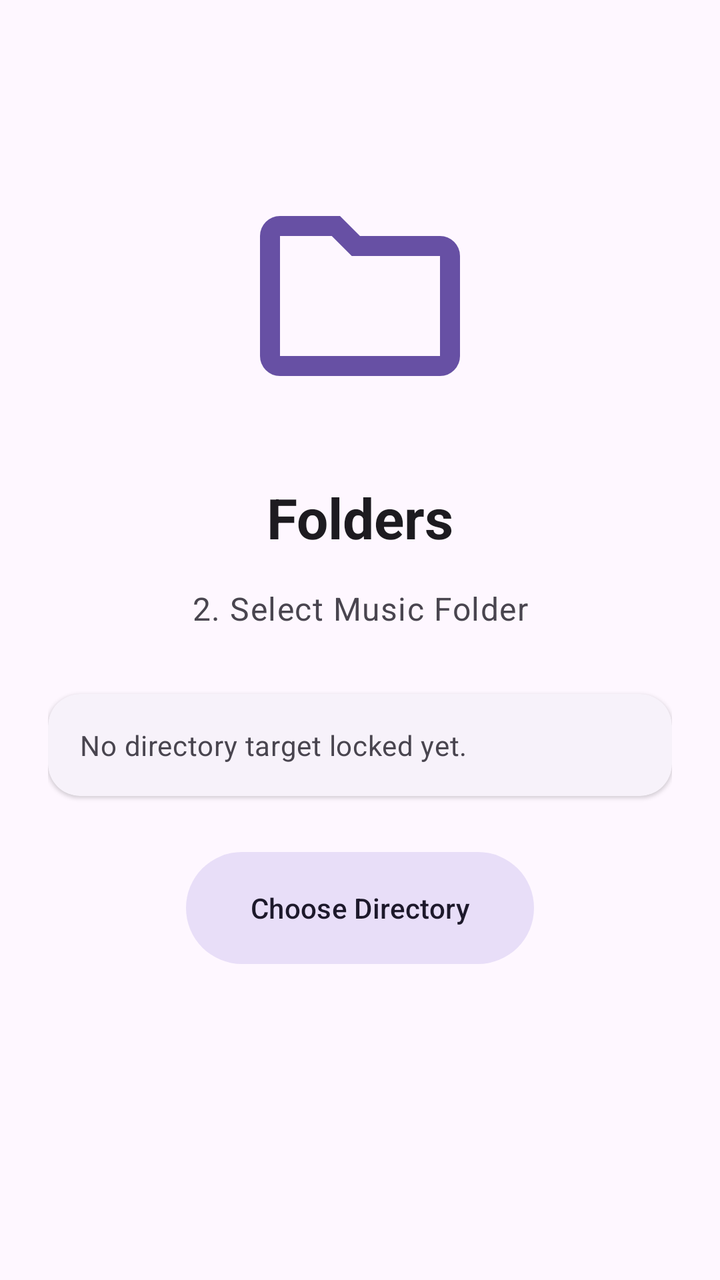
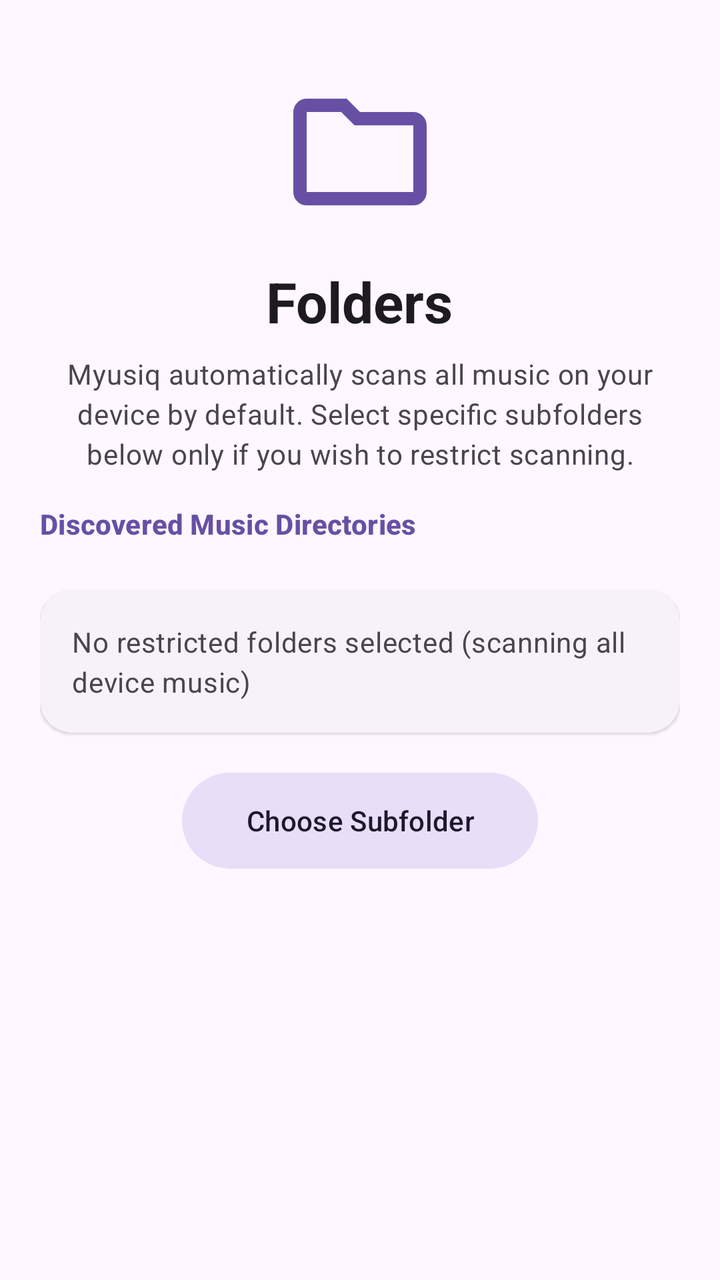

Compare the two renders of this Android layout. The source of the first and the diff that turns it into the second are given below.
<!-- AndroidManifest.xml: application theme Theme_Myusiq -->
<!-- res/layout/fragment_setup_folders.xml -->
<?xml version="1.0" encoding="utf-8"?>
<androidx.constraintlayout.widget.ConstraintLayout xmlns:android="http://schemas.android.com/apk/res/android"
    xmlns:app="http://schemas.android.com/apk/res-auto"
    android:layout_width="match_parent"
    android:layout_height="match_parent"
    android:padding="24dp">

    <ImageView
        android:id="@+id/ivFoldersIllustration"
        android:layout_width="120dp"
        android:layout_height="120dp"
        android:layout_marginTop="64dp"
        android:src="@drawable/ic_folder"
        app:layout_constraintEnd_toEndOf="parent"
        app:layout_constraintStart_toStartOf="parent"
        app:layout_constraintTop_toTopOf="parent"
        app:tint="?attr/colorPrimary" />

    <TextView
        android:id="@+id/tvFoldersTitle"
        android:layout_width="wrap_content"
        android:layout_height="wrap_content"
        android:layout_marginTop="32dp"
        android:text="@string/step_folders"
        android:textAppearance="?attr/textAppearanceHeadlineMedium"
        android:textStyle="bold"
        app:layout_constraintEnd_toEndOf="parent"
        app:layout_constraintStart_toStartOf="parent"
        app:layout_constraintTop_toBottomOf="@id/ivFoldersIllustration" />

    <TextView
        android:id="@+id/tvFoldersDesc"
        android:layout_width="match_parent"
        android:layout_height="wrap_content"
        android:layout_marginTop="16dp"
        android:gravity="center"
        android:text="@string/select_music_folder"
        android:textAppearance="?attr/textAppearanceBodyLarge"
        android:textColor="?attr/colorOnSurfaceVariant"
        app:layout_constraintTop_toBottomOf="@id/tvFoldersTitle" />

    <com.google.android.material.card.MaterialCardView
        android:id="@+id/cardSelectedFolder"
        style="@style/Widget.Material3.CardView.Elevated"
        android:layout_width="match_parent"
        android:layout_height="wrap_content"
        android:layout_marginTop="32dp"
        app:cardCornerRadius="16dp"
        app:layout_constraintTop_toBottomOf="@id/tvFoldersDesc">

        <TextView
            android:id="@+id/tvSelectedFolder"
            android:layout_width="match_parent"
            android:layout_height="wrap_content"
            android:padding="16dp"
            android:text="@string/no_directory_selected"
            android:textAppearance="?attr/textAppearanceBodyMedium"
            android:textColor="?attr/colorOnSurfaceVariant" />
    </com.google.android.material.card.MaterialCardView>

    <com.google.android.material.button.MaterialButton
        android:id="@+id/btnSelectFolder"
        style="@style/Widget.Material3.Button.TonalButton"
        android:layout_width="wrap_content"
        android:layout_height="64dp"
        android:layout_marginTop="24dp"
        android:paddingHorizontal="32dp"
        android:text="@string/choose_directory"
        android:textAppearance="?attr/textAppearanceLabelLarge"
        app:cornerRadius="32dp"
        app:layout_constraintEnd_toEndOf="parent"
        app:layout_constraintStart_toStartOf="parent"
        app:layout_constraintTop_toBottomOf="@id/cardSelectedFolder" />

</androidx.constraintlayout.widget.ConstraintLayout>
<!-- resources referenced by this layout -->
<resources>
  <!-- drawable ic_folder (drawable) -->
  <vector xmlns:android="http://schemas.android.com/apk/res/android" android:height="24dp" android:tint="#000000" android:viewportHeight="960" android:viewportWidth="960" android:width="24dp">
  
      <path android:fillColor="@android:color/white" android:pathData="M160,800Q127,800 103.5,776.5Q80,753 80,720L80,240Q80,207 103.5,183.5Q127,160 160,160L400,160L480,240L800,240Q833,240 856.5,263.5Q880,287 880,320L880,720Q880,753 856.5,776.5Q833,800 800,800L160,800ZM160,720L800,720Q800,720 800,720Q800,720 800,720L800,320Q800,320 800,320Q800,320 800,320L447,320L367,240L160,240Q160,240 160,240Q160,240 160,240L160,720Q160,720 160,720Q160,720 160,720ZM160,720Q160,720 160,720Q160,720 160,720L160,240Q160,240 160,240Q160,240 160,240L160,240L160,320L160,320Q160,320 160,320Q160,320 160,320L160,720Q160,720 160,720Q160,720 160,720Z"/>
  
  </vector>
  <string name="choose_directory">Choose Directory</string>
  <string name="no_directory_selected">No directory target locked yet.</string>
  <string name="select_music_folder">2. Select Music Folder</string>
  <string name="step_folders">Folders</string>
  <style name="Theme_Myusiq" parent="Base.Theme_Myusiq">
          <item name="colorPrimary">@color/md_theme_default_primary</item>
      </style>
  <style name="Base.Theme_Myusiq" parent="Theme.Material3.DayNight.NoActionBar">
          <item name="android:navigationBarColor">@android:color/transparent</item>
          <item name="android:statusBarColor">@android:color/transparent</item>
          <item name="android:windowTranslucentStatus">false</item>
          <item name="android:windowTranslucentNavigation">false</item>
          <item name="android:windowDrawsSystemBarBackgrounds">true</item>
      </style>
  <color name="md_theme_default_primary">#6750A4</color>
</resources>

<!-- the commit's change to res/layout/fragment_setup_folders.xml (unified diff, before → after) -->
@@ -1,75 +1,170 @@
 <?xml version="1.0" encoding="utf-8"?>
-<androidx.constraintlayout.widget.ConstraintLayout xmlns:android="http://schemas.android.com/apk/res/android"
+<androidx.core.widget.NestedScrollView xmlns:android="http://schemas.android.com/apk/res/android"
     xmlns:app="http://schemas.android.com/apk/res-auto"
+    xmlns:tools="http://schemas.android.com/tools"
     android:layout_width="match_parent"
     android:layout_height="match_parent"
-    android:padding="24dp">
+    android:fillViewport="true">
 
-    <ImageView
-        android:id="@+id/ivFoldersIllustration"
-        android:layout_width="120dp"
-        android:layout_height="120dp"
-        android:layout_marginTop="64dp"
-        android:src="@drawable/ic_folder"
-        app:layout_constraintEnd_toEndOf="parent"
-        app:layout_constraintStart_toStartOf="parent"
-        app:layout_constraintTop_toTopOf="parent"
-        app:tint="?attr/colorPrimary" />
-
-    <TextView
-        android:id="@+id/tvFoldersTitle"
-        android:layout_width="wrap_content"
-        android:layout_height="wrap_content"
-        android:layout_marginTop="32dp"
-        android:text="@string/step_folders"
-        android:textAppearance="?attr/textAppearanceHeadlineMedium"
-        android:textStyle="bold"
-        app:layout_constraintEnd_toEndOf="parent"
-        app:layout_constraintStart_toStartOf="parent"
-        app:layout_constraintTop_toBottomOf="@id/ivFoldersIllustration" />
-
-    <TextView
-        android:id="@+id/tvFoldersDesc"
+    <LinearLayout
         android:layout_width="match_parent"
         android:layout_height="wrap_content"
-        android:layout_marginTop="16dp"
-        android:gravity="center"
-        android:text="@string/select_music_folder"
-        android:textAppearance="?attr/textAppearanceBodyLarge"
-        android:textColor="?attr/colorOnSurfaceVariant"
-        app:layout_constraintTop_toBottomOf="@id/tvFoldersTitle" />
+        android:orientation="vertical"
+        android:padding="20dp">
 
-    <com.google.android.material.card.MaterialCardView
-        android:id="@+id/cardSelectedFolder"
-        style="@style/Widget.Material3.CardView.Elevated"
-        android:layout_width="match_parent"
-        android:layout_height="wrap_content"
-        android:layout_marginTop="32dp"
-        app:cardCornerRadius="16dp"
-        app:layout_constraintTop_toBottomOf="@id/tvFoldersDesc">
+        <ImageView
+            android:id="@+id/ivFoldersIllustration"
+            android:layout_width="80dp"
+            android:layout_height="80dp"
+            android:layout_gravity="center_horizontal"
+            android:layout_marginTop="16dp"
+            android:src="@drawable/ic_folder"
+            app:tint="?attr/colorPrimary" />
 
         <TextView
-            android:id="@+id/tvSelectedFolder"
+            android:id="@+id/tvFoldersTitle"
+            android:layout_width="wrap_content"
+            android:layout_height="wrap_content"
+            android:layout_gravity="center_horizontal"
+            android:layout_marginTop="16dp"
+            android:text="@string/step_folders"
+            android:textAppearance="?attr/textAppearanceHeadlineMedium"
+            android:textStyle="bold" />
+
+        <TextView
+            android:id="@+id/tvFoldersDesc"
             android:layout_width="match_parent"
             android:layout_height="wrap_content"
-            android:padding="16dp"
-            android:text="@string/no_directory_selected"
+            android:layout_marginTop="8dp"
+            android:gravity="center"
+            android:text="@string/folder_selection_optional_desc"
             android:textAppearance="?attr/textAppearanceBodyMedium"
             android:textColor="?attr/colorOnSurfaceVariant" />
-    </com.google.android.material.card.MaterialCardView>
 
+        
+        <ProgressBar
+            android:id="@+id/pbLoadingFolders"
+            style="?android:attr/progressBarStyle"
+            android:layout_width="wrap_content"
+            android:layout_height="wrap_content"
+            android:layout_gravity="center_horizontal"
+            android:layout_marginTop="20dp"
+            android:visibility="gone" />
+
+        
+        <TextView
+            android:id="@+id/tvScannedFoldersLabel"
+            android:layout_width="wrap_content"
+            android:layout_height="wrap_content"
+            android:layout_marginTop="16dp"
+            android:layout_marginBottom="8dp"
+            android:text="Discovered Music Directories"
+            android:textAppearance="?attr/textAppearanceLabelLarge"
+            android:textColor="?attr/colorPrimary"
+            android:textStyle="bold"
+            tools:ignore="HardcodedText" />
+
+        <androidx.recyclerview.widget.RecyclerView
+            android:id="@+id/rvSetupFolders"
+            android:layout_width="match_parent"
+            android:layout_height="wrap_content"
+            android:nestedScrollingEnabled="false"
+            tools:itemCount="3"
+            tools:listitem="@layout/item_folder" />
+
+        
+        <com.google.android.material.card.MaterialCardView
+            android:id="@+id/cardSelectedFolder"
+            style="@style/Widget.Material3.CardView.Elevated"
+            android:layout_width="match_parent"
+            android:layout_height="wrap_content"
+            android:layout_marginTop="16dp"
+            app:cardCornerRadius="16dp">
+
+            <TextView
+                android:id="@+id/tvSelectedFolder"
+                android:layout_width="match_parent"
+                android:layout_height="wrap_content"
+                android:padding="16dp"
+                android:text="@string/no_directory_selected"
+                android:textAppearance="?attr/textAppearanceBodyMedium"
+                android:textColor="?attr/colorOnSurfaceVariant" />
+        </com.google.android.material.card.MaterialCardView>
+
+        <com.google.android.material.button.MaterialButton
+            android:id="@+id/btnSelectFolder"
+            style="@style/Widget.Material3.Button.TonalButton"
+            android:layout_width="wrap_content"
+            android:layout_height="56dp"
+            android:layout_gravity="center_horizontal"
+            android:layout_marginTop="16dp"
+            android:paddingHorizontal="32dp"
+            android:text="@string/choose_directory"
+            android:textAppearance="?attr/textAppearanceLabelLarge"
+            app:cornerRadius="28dp" />
+
+    </LinearLayout>
+</androidx.core.widget.NestedScrollView>
+<!-- res/layout/item_folder.xml (included above) -->
+<?xml version="1.0" encoding="utf-8"?>
+<LinearLayout xmlns:android="http://schemas.android.com/apk/res/android"
+    xmlns:tools="http://schemas.android.com/tools"
+    android:layout_width="match_parent"
+    android:layout_height="wrap_content"
+    xmlns:app="http://schemas.android.com/apk/res-auto"
+    android:orientation="horizontal"
+    android:paddingVertical="12dp"
+    android:paddingHorizontal="16dp"
+    android:gravity="center_vertical"
+    android:background="@drawable/bg_folder_item">
+    <LinearLayout
+        android:layout_width="0dp"
+        android:layout_height="wrap_content"
+        android:layout_weight="1"
+        android:orientation="vertical"
+        android:paddingEnd="8dp"
+        tools:ignore="RtlSymmetry">
+        <com.google.android.material.textview.MaterialTextView
+            android:id="@+id/tvFolderName"
+            android:layout_width="wrap_content"
+            android:layout_height="wrap_content"
+            android:text="Music"
+            android:textAppearance="?attr/textAppearanceTitleMedium"
+            android:textStyle="bold"
+            android:textColor="?attr/colorOnSurface"
+            tools:ignore="HardcodedText" />
+        <com.google.android.material.textview.MaterialTextView
+            android:id="@+id/tvFolderPath"
+            android:layout_width="wrap_content"
+            android:layout_height="wrap_content"
+            android:text="/storage/emulated/0/Music"
+            android:textAppearance="?attr/textAppearanceLabelSmall"
+            android:textColor="?attr/colorOnSurfaceVariant"
+            android:ellipsize="start"
+            android:singleLine="true"
+            tools:ignore="HardcodedText" />
+    </LinearLayout>
     <com.google.android.material.button.MaterialButton
-        android:id="@+id/btnSelectFolder"
-        style="@style/Widget.Material3.Button.TonalButton"
+        android:id="@+id/btnFolderOptions"
+        style="@style/Widget.Material3.Button.IconButton"
+        android:layout_width="40dp"
+        android:layout_height="40dp"
+        android:layout_marginEnd="8dp"
+        android:padding="0dp"
+        android:insetLeft="0dp"
+        android:insetTop="0dp"
+        android:insetRight="0dp"
+        android:insetBottom="0dp"
+        app:iconGravity="textStart"
+        android:gravity="center"
+        android:contentDescription="@string/folder_options"
+        app:icon="@drawable/ic_more_vert"
+        app:iconPadding="0dp"
+        app:iconTint="?attr/colorOnSurfaceVariant"
+        app:backgroundTint="@android:color/transparent"
+        app:rippleColor="?attr/colorControlHighlight" />
+    <com.google.android.material.materialswitch.MaterialSwitch
+        android:id="@+id/switchFolder"
         android:layout_width="wrap_content"
-        android:layout_height="64dp"
-        android:layout_marginTop="24dp"
-        android:paddingHorizontal="32dp"
-        android:text="@string/choose_directory"
-        android:textAppearance="?attr/textAppearanceLabelLarge"
-        app:cornerRadius="32dp"
-        app:layout_constraintEnd_toEndOf="parent"
-        app:layout_constraintStart_toStartOf="parent"
-        app:layout_constraintTop_toBottomOf="@id/cardSelectedFolder" />
-
-</androidx.constraintlayout.widget.ConstraintLayout>
+        android:layout_height="wrap_content" />
+</LinearLayout>
<!-- resource entries referenced after the edit -->
@@ -1,14 +1,36 @@
 <!-- resources referenced by this layout -->
 <resources>
+  <!-- drawable bg_folder_item (drawable) -->
+  <?xml version="1.0" encoding="utf-8"?>
+  <selector xmlns:android="http://schemas.android.com/apk/res/android">
+      <item android:state_selected="false">
+          <shape android:shape="rectangle">
+              <solid android:color="?attr/colorSurface" />
+          </shape>
+      </item>
+  
+      <item android:state_selected="true">
+          <shape android:shape="rectangle">
+              <solid android:color="@android:color/transparent" />
+          </shape>
+      </item>
+  </selector>
   <!-- drawable ic_folder (drawable) -->
   <vector xmlns:android="http://schemas.android.com/apk/res/android" android:height="24dp" android:tint="#000000" android:viewportHeight="960" android:viewportWidth="960" android:width="24dp">
   
       <path android:fillColor="@android:color/white" android:pathData="M160,800Q127,800 103.5,776.5Q80,753 80,720L80,240Q80,207 103.5,183.5Q127,160 160,160L400,160L480,240L800,240Q833,240 856.5,263.5Q880,287 880,320L880,720Q880,753 856.5,776.5Q833,800 800,800L160,800ZM160,720L800,720Q800,720 800,720Q800,720 800,720L800,320Q800,320 800,320Q800,320 800,320L447,320L367,240L160,240Q160,240 160,240Q160,240 160,240L160,720Q160,720 160,720Q160,720 160,720ZM160,720Q160,720 160,720Q160,720 160,720L160,240Q160,240 160,240Q160,240 160,240L160,240L160,320L160,320Q160,320 160,320Q160,320 160,320L160,720Q160,720 160,720Q160,720 160,720Z"/>
   
   </vector>
-  <string name="choose_directory">Choose Directory</string>
-  <string name="no_directory_selected">No directory target locked yet.</string>
-  <string name="select_music_folder">2. Select Music Folder</string>
+  <!-- drawable ic_more_vert (drawable) -->
+  <vector xmlns:android="http://schemas.android.com/apk/res/android" android:height="24dp" android:tint="#000000" android:viewportHeight="960" android:viewportWidth="960" android:width="24dp">
+  
+      <path android:fillColor="@android:color/white" android:pathData="M480,800Q447,800 423.5,776.5Q400,753 400,720Q400,687 423.5,663.5Q447,640 480,640Q513,640 536.5,663.5Q560,687 560,720Q560,753 536.5,776.5Q513,800 480,800ZM480,560Q447,560 423.5,536.5Q400,513 400,480Q400,447 423.5,423.5Q447,400 480,400Q513,400 536.5,423.5Q560,447 560,480Q560,513 536.5,536.5Q513,560 480,560ZM480,320Q447,320 423.5,296.5Q400,273 400,240Q400,207 423.5,183.5Q447,160 480,160Q513,160 536.5,183.5Q560,207 560,240Q560,273 536.5,296.5Q513,320 480,320Z"/>
+  
+  </vector>
+  <string name="choose_directory">Choose Subfolder</string>
+  <string name="folder_options">Folder options</string>
+  <string name="folder_selection_optional_desc">Myusiq automatically scans all music on your device by default. Select specific subfolders below only if you wish to restrict scanning.</string>
+  <string name="no_directory_selected">No restricted folders selected (scanning all device music)</string>
   <string name="step_folders">Folders</string>
   <style name="Theme_Myusiq" parent="Base.Theme_Myusiq">
           <item name="colorPrimary">@color/md_theme_default_primary</item>
